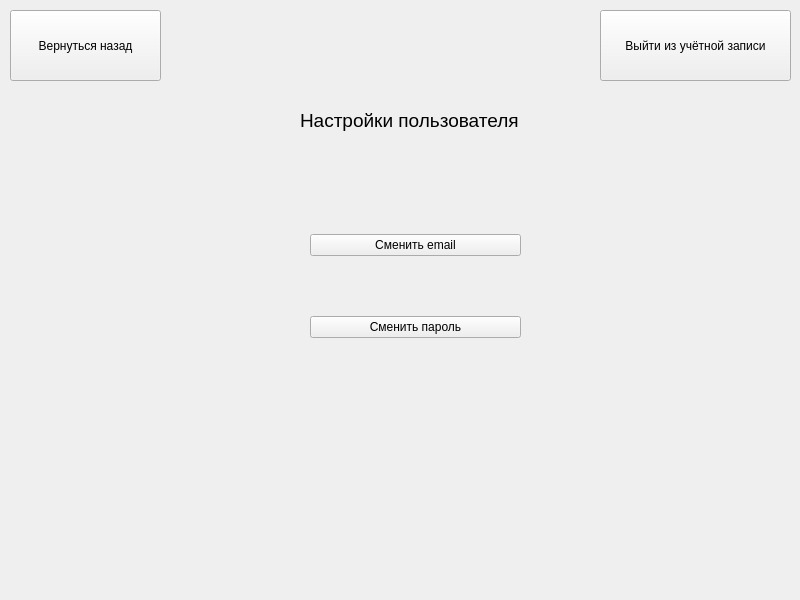
Old version of the form gui/project/src/settings/usersettingswindow.ui in the repository cpp-park-vk-education/2023_1_HAC.
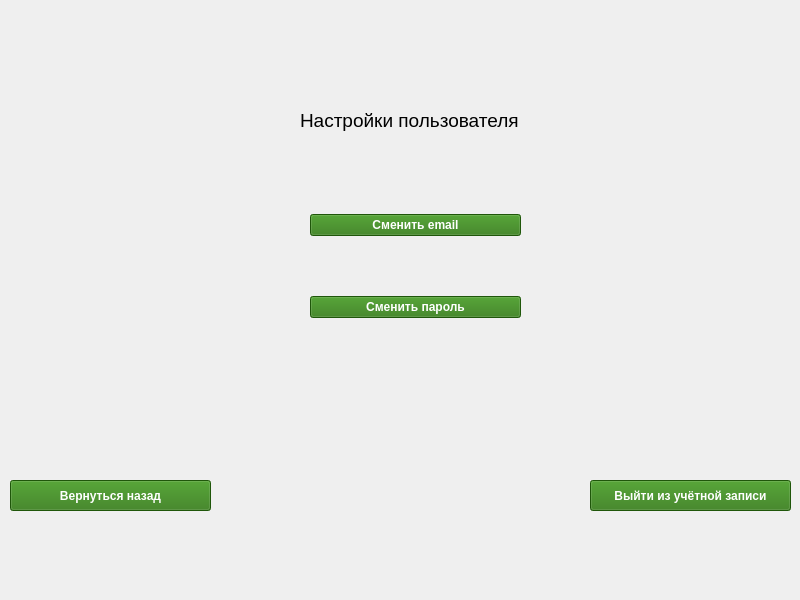
New version of the form.

Commit message: Color buttoms

The edit to the form file:
```diff
--- a/gui/project/src/settings/usersettingswindow.ui
+++ b/gui/project/src/settings/usersettingswindow.ui
@@ -17,11 +17,27 @@
    <property name="geometry">
     <rect>
      <x>10</x>
-     <y>10</y>
-     <width>151</width>
-     <height>71</height>
+     <y>480</y>
+     <width>201</width>
+     <height>31</height>
     </rect>
    </property>
+   <property name="font">
+    <font>
+     <weight>75</weight>
+     <bold>true</bold>
+    </font>
+   </property>
+   <property name="styleSheet">
+    <string notr="true">QPushButton {
+    background-color:  rgb(44, 120, 14);
+	color: rgb(255, 255, 255);
+}
+
+QPushButton:pressed {
+    background-color:  rgb(32, 87, 10);
+}</string>
+   </property>
    <property name="text">
     <string>Вернуться назад</string>
    </property>
@@ -30,7 +46,7 @@
    <property name="geometry">
     <rect>
      <x>310</x>
-     <y>180</y>
+     <y>160</y>
      <width>211</width>
      <height>212</height>
     </rect>
@@ -38,6 +54,22 @@
    <layout class="QGridLayout" name="gridLayout_2">
     <item row="0" column="0">
      <widget class="QPushButton" name="btnEmail">
+      <property name="font">
+       <font>
+        <weight>75</weight>
+        <bold>true</bold>
+       </font>
+      </property>
+      <property name="styleSheet">
+       <string notr="true">QPushButton {
+    background-color:  rgb(44, 120, 14);
+	color: rgb(255, 255, 255);
+}
+
+QPushButton:pressed {
+    background-color:  rgb(32, 87, 10);
+}</string>
+      </property>
       <property name="text">
        <string>Сменить email</string>
       </property>
@@ -45,6 +77,22 @@
     </item>
     <item row="1" column="0">
      <widget class="QPushButton" name="btnPassword">
+      <property name="font">
+       <font>
+        <weight>75</weight>
+        <bold>true</bold>
+       </font>
+      </property>
+      <property name="styleSheet">
+       <string notr="true">QPushButton {
+    background-color:  rgb(44, 120, 14);
+	color: rgb(255, 255, 255);
+}
+
+QPushButton:pressed {
+    background-color:  rgb(32, 87, 10);
+}</string>
+      </property>
       <property name="text">
        <string>Сменить пароль</string>
       </property>
@@ -73,12 +121,28 @@
   <widget class="QPushButton" name="btnExit">
    <property name="geometry">
     <rect>
-     <x>600</x>
-     <y>10</y>
-     <width>191</width>
-     <height>71</height>
+     <x>590</x>
+     <y>480</y>
+     <width>201</width>
+     <height>31</height>
     </rect>
    </property>
+   <property name="font">
+    <font>
+     <weight>75</weight>
+     <bold>true</bold>
+    </font>
+   </property>
+   <property name="styleSheet">
+    <string notr="true">QPushButton {
+    background-color:  rgb(44, 120, 14);
+	color: rgb(255, 255, 255);
+}
+
+QPushButton:pressed {
+    background-color:  rgb(32, 87, 10);
+}</string>
+   </property>
    <property name="text">
     <string>Выйти из учётной записи</string>
    </property>
```
The commit also changes 10 other files.
